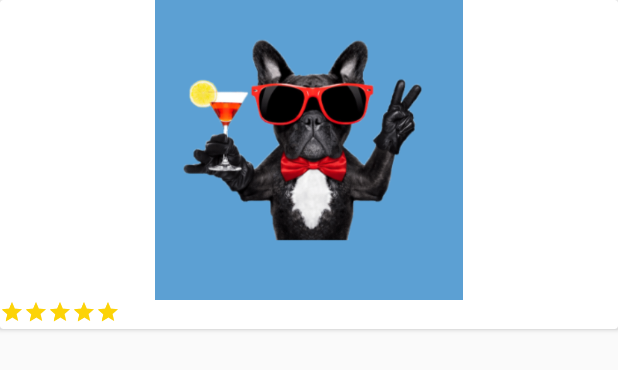
After one commit to Sviat98/movies-intensive, an Android app: the layout tv_show_item.xml on its own in the app's theme, with its tools: preview values and no code run, on a phone screen of 412 x 824 dp. The commit adds this screen. Shown: the top 370 px of the screen. Run offline under Robolectric (Android 15) with nearby library versions, the phone set to English and light mode, and no system bars.

Commit message:
added 3 methods + tv show query

```diff
--- a/app/build.gradle
+++ b/app/build.gradle
@@ -77,4 +77,8 @@ dependencies {
     implementation "com.xwray:groupie-kotlin-android-extensions:$rootProject.groupieVersion"
 
     implementation "com.jakewharton.timber:timber:$rootProject.timberVersion"
+
+    implementation "com.squareup.retrofit2:retrofit:$rootProject.retrofitVersion"
+    implementation "com.squareup.retrofit2:converter-gson:$rootProject.gsonConverterVersion"
+    implementation "com.squareup.okhttp3:logging-interceptor:$rootProject.logInterceptorVersion"
 }
--- a/app/src/main/java/ru/mikhailskiy/intensiv/MovieFinderApp.kt
+++ b/app/src/main/java/ru/mikhailskiy/intensiv/MovieFinderApp.kt
@@ -2,6 +2,7 @@ package ru.mikhailskiy.intensiv
 
 import android.app.Application
 import timber.log.Timber
+
 
 class MovieFinderApp : Application() {
 
--- a/app/src/main/java/ru/mikhailskiy/intensiv/data/MockRepository.kt
+++ b/app/src/main/java/ru/mikhailskiy/intensiv/data/MockRepository.kt
@@ -8,7 +8,8 @@ object MockRepository {
         for (x in 0..10) {
             val movie = Movie(
                 title = "Spider-Man $x",
-                voteAverage = 10.0 - x
+                voteAverage = 10.0 - x,
+                posterPath = "/M/MV5BYTk3MDljOWQtNGI2My00OTEzLTlhYjQtOTQ4ODM2MzUwY2IwXkEyXkFqcGdeQXVyNTIzOTk5ODM@._V1_.jpg"
             )
             moviesList.add(movie)
         }
--- a/app/src/main/java/ru/mikhailskiy/intensiv/ui/feed/MovieItem.kt
+++ b/app/src/main/java/ru/mikhailskiy/intensiv/ui/feed/MovieItem.kt
@@ -23,7 +23,7 @@ class MovieItem(
 
         // TODO Получать из модели
         Picasso.get()
-            .load("https://m.media-amazon.com/images/M/MV5BYTk3MDljOWQtNGI2My00OTEzLTlhYjQtOTQ4ODM2MzUwY2IwXkEyXkFqcGdeQXVyNTIzOTk5ODM@._V1_.jpg")
+            .load("https://image.tmdb.org/t/p/w500${content.posterPath}")
             .into(viewHolder.image_preview)
     }
 }
--- /dev/null
+++ b/app/src/main/res/layout/tv_show_item.xml
@@ -0,0 +1,42 @@
+<?xml version="1.0" encoding="utf-8"?>
+<androidx.cardview.widget.CardView xmlns:android="http://schemas.android.com/apk/res/android"
+    android:layout_width="match_parent"
+    android:layout_height="wrap_content"
+    xmlns:tools="http://schemas.android.com/tools"
+    android:elevation="@dimen/cardview_default_elevation"
+    android:paddingVertical="20dp">
+
+    <LinearLayout
+        android:layout_width="match_parent"
+        android:layout_height="wrap_content"
+        android:orientation="vertical">
+        <ImageView
+            android:id="@+id/tv_show_image"
+            android:layout_width="match_parent"
+            tools:src="@drawable/ic_avatar"
+            android:layout_height="200dp"/>
+        <LinearLayout
+            android:layout_width="match_parent"
+            android:layout_height="wrap_content"
+            android:orientation="horizontal">
+            <TextView
+                android:layout_width="wrap_content"
+                android:layout_height="wrap_content"
+                android:layout_gravity="start"
+                android:id="@+id/tv_show_name"/>
+            <androidx.appcompat.widget.AppCompatRatingBar
+                android:id="@+id/tv_show_rating"
+                style="@style/Base.Widget.AppCompat.RatingBar.Small"
+                android:layout_width="wrap_content"
+                android:layout_height="wrap_content"
+                android:layout_gravity="end"
+                android:isIndicator="true"
+                android:numStars="5"
+                android:progressBackgroundTint="@color/colorControlNormal"
+                android:stepSize="0.5"
+                tools:rating="5" />
+        </LinearLayout>
+    </LinearLayout>
+
+
+</androidx.cardview.widget.CardView>
--- a/app/src/main/res/navigation/mobile_navigation.xml
+++ b/app/src/main/res/navigation/mobile_navigation.xml
@@ -49,6 +49,9 @@
         <argument
             android:name="myarg"
             android:defaultValue="Android!" />
+        <action
+            android:id="@+id/action_tv_shows_dest_self"
+            app:destination="@id/tv_shows_dest" />
     </fragment>
     <fragment
         android:id="@+id/movie_details_fragment"
--- a/app/src/main/res/values/strings.xml
+++ b/app/src/main/res/values/strings.xml
@@ -7,6 +7,7 @@
     <string name="recommended">Рекомендуем</string>
     <string name="popular">Популярные</string>
     <string name="upcoming">Новинки</string>
+    <string name="now_playing">Сейчас в кино</string>
 
     <string name="home">Главная</string>
 
--- a/build.gradle
+++ b/build.gradle
@@ -46,4 +46,8 @@ ext {
     timberVersion = '4.7.1'
 
     groupieVersion ='2.8.0'
+
+    retrofitVersion ='2.9.0'
+    gsonConverterVersion ='2.9.0'
+    logInterceptorVersion = '4.7.2'
 }
```
Also changed, not shown: app/src/main/java/ru/mikhailskiy/intensiv/data/Movie.kt (+29 -3 lines), app/src/main/java/ru/mikhailskiy/intensiv/data/MovieResponse.kt (added, +12 -0 lines), app/src/main/java/ru/mikhailskiy/intensiv/data/TvShow.kt (added, +15 -0 lines), app/src/main/java/ru/mikhailskiy/intensiv/data/TvShowResponse.kt (added, +12 -0 lines), app/src/main/java/ru/mikhailskiy/intensiv/network/MovieApiClient.kt (+15 -0 lines), app/src/main/java/ru/mikhailskiy/intensiv/network/MovieApiInterface.kt (+20 -0 lines), app/src/main/java/ru/mikhailskiy/intensiv/ui/feed/FeedFragment.kt (+77 -8 lines), app/src/main/java/ru/mikhailskiy/intensiv/ui/tvshows/TvShowItem.kt (added, +27 -0 lines), app/src/main/java/ru/mikhailskiy/intensiv/ui/tvshows/TvShowsFragment.kt (+35 -0 lines), app/src/main/res/layout/tv_shows_fragment.xml (+21 -3 lines).
